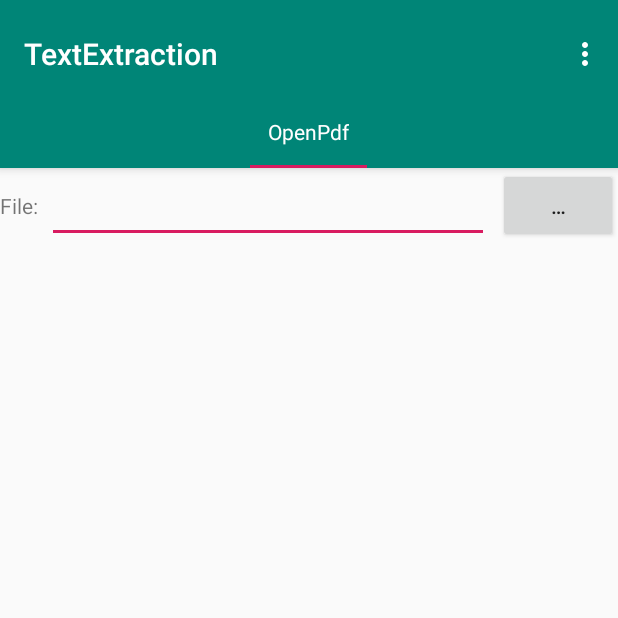
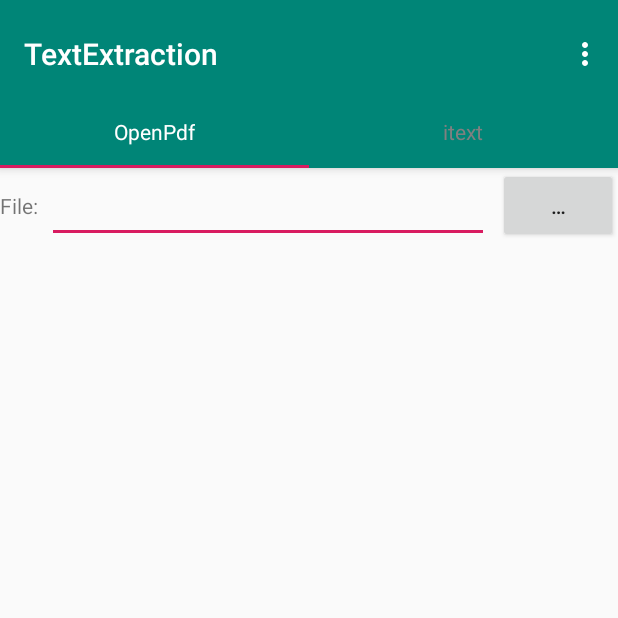
Before and after one commit to dankito/TextExtraction, an Android app: the screen it shows after launch (MainActivity), on a phone screen of 412 x 824 dp, the top half of it. Run offline under Robolectric (Android 15) with nearby library versions, the phone set to English and light mode, and no system bars; libraries missing offline, so code that uses them is left out: net.dankito.filechooserdialog, net.dankito.utils, org.slf4j.

```diff
--- a/TestAppAndroid/build.gradle
+++ b/TestAppAndroid/build.gradle
@@ -38,6 +38,7 @@ dependencies {
     implementation "org.jetbrains.kotlin:kotlin-stdlib-jdk7:$kotlinVersion"
 
     implementation project(':OpenPdfPdfTextExtractor')
+    implementation project(':itextPdfTextExtractor')
 
     implementation "net.dankito.filechooserdialog:filechooserdialog-android:$fileChooserVersion"
 
--- a/TestAppAndroid/src/main/java/net/dankito/text/extraction/app/android/adapter/MainActivityTabsAdapter.kt
+++ b/TestAppAndroid/src/main/java/net/dankito/text/extraction/app/android/adapter/MainActivityTabsAdapter.kt
@@ -4,6 +4,7 @@ import android.support.v4.app.Fragment
 import android.support.v4.app.FragmentManager
 import android.support.v4.app.FragmentPagerAdapter
 import net.dankito.text.extraction.app.android.fragment.OpenPdfExtractTextTabFragment
+import net.dankito.text.extraction.app.android.fragment.itextExtractTextTabFragment
 
 
 /**
@@ -13,13 +14,14 @@ import net.dankito.text.extraction.app.android.fragment.OpenPdfExtractTextTabFra
 class MainActivityTabsAdapter(fragmentManager: FragmentManager) : FragmentPagerAdapter(fragmentManager) {
 
     override fun getCount(): Int {
-        return 1
+        return 2
     }
 
 
     override fun getItem(position: Int): Fragment? {
         when (position) {
             0 -> return OpenPdfExtractTextTabFragment()
+            1 -> return itextExtractTextTabFragment()
         }
 
         // should never come to here
--- a/TestAppAndroid/src/main/res/layout/activity_main.xml
+++ b/TestAppAndroid/src/main/res/layout/activity_main.xml
@@ -41,11 +41,11 @@
                     android:layout_height="wrap_content"
                     android:text="@string/main_activity_tab_text_open_pdf"/>
 
-<!--            <android.support.design.widget.TabItem-->
-<!--                    android:id="@+id/tabItem2"-->
-<!--                    android:layout_width="wrap_content"-->
-<!--                    android:layout_height="wrap_content"-->
-<!--                    android:text="@string/tab_text_2"/>-->
+            <android.support.design.widget.TabItem
+                    android:id="@+id/tabItem2"
+                    android:layout_width="wrap_content"
+                    android:layout_height="wrap_content"
+                    android:text="@string/main_activity_tab_text_itext"/>
 
 <!--            <android.support.design.widget.TabItem-->
 <!--                    android:id="@+id/tabItem3"-->
--- a/TestAppAndroid/src/main/res/values/strings.xml
+++ b/TestAppAndroid/src/main/res/values/strings.xml
@@ -2,8 +2,7 @@
     <string name="app_name">TextExtraction</string>
 
     <string name="main_activity_tab_text_open_pdf">OpenPdf</string>
-    <string name="tab_text_2">Tab 2</string>
-    <string name="tab_text_3">Tab 3</string>
+    <string name="main_activity_tab_text_itext">itext</string>
     <string name="action_settings">Settings</string>
 
     <string name="select_file_button_text">…</string>
```
Also changed, not shown: TestAppAndroid/src/main/java/net/dankito/text/extraction/app/android/fragment/itextExtractTextTabFragment.kt (added, +17 -0 lines).
